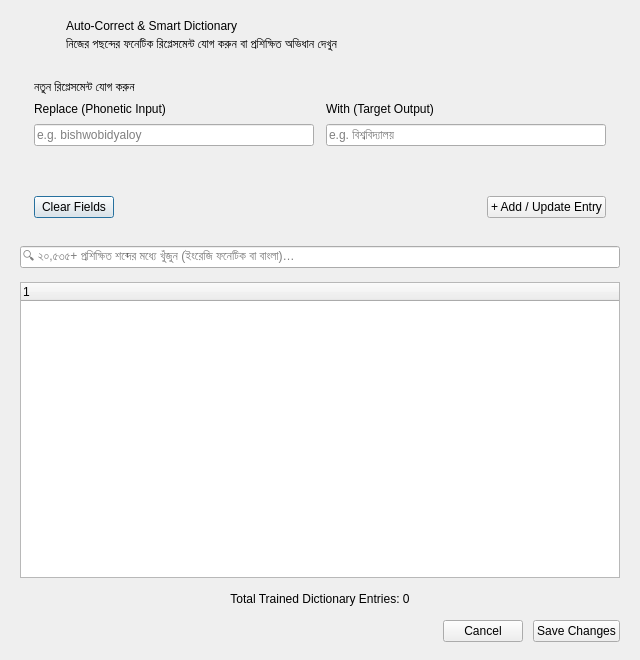
Old version of the form src/frontend/AutoCorrectDialog.ui in the repository sojibcreates-maker/MatraKi-Keyboard.
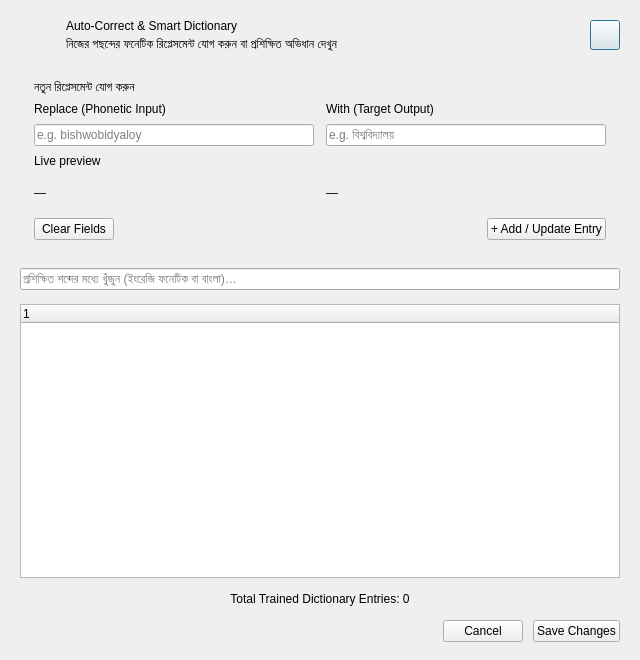
New version of the form.

The edit to the form file:
```diff
--- a/src/frontend/AutoCorrectDialog.ui
+++ b/src/frontend/AutoCorrectDialog.ui
@@ -111,6 +111,28 @@
           </property>
          </spacer>
         </item>
+        <item>
+         <widget class="QPushButton" name="btnCloseIcon">
+          <property name="cursor">
+           <cursorShape>PointingHandCursor</cursorShape>
+          </property>
+          <property name="minimumSize">
+           <size>
+            <width>30</width>
+            <height>30</height>
+           </size>
+          </property>
+          <property name="maximumSize">
+           <size>
+            <width>30</width>
+            <height>30</height>
+           </size>
+          </property>
+          <property name="text">
+           <string/>
+          </property>
+         </widget>
+        </item>
        </layout>
       </item>
       <item>
@@ -183,6 +205,13 @@
            </item>
           </layout>
          </item>
+         <item>
+          <widget class="QLabel" name="fieldLabel">
+           <property name="text">
+            <string>Live preview</string>
+           </property>
+          </widget>
+         </item>
          <item>
           <layout class="QHBoxLayout" name="previewLayout">
            <property name="spacing">
@@ -197,7 +226,7 @@
               </size>
              </property>
              <property name="text">
-              <string/>
+              <string>—</string>
              </property>
             </widget>
            </item>
@@ -210,7 +239,7 @@
               </size>
              </property>
              <property name="text">
-              <string/>
+              <string>—</string>
              </property>
             </widget>
            </item>
@@ -262,7 +291,7 @@
       <item>
        <widget class="QLineEdit" name="txtSearch">
         <property name="placeholderText">
-         <string>🔍 ২০,৫৩৫+ প্রশিক্ষিত শব্দের মধ্যে খুঁজুন (ইংরেজি ফনেটিক বা বাংলা)…</string>
+         <string>প্রশিক্ষিত শব্দের মধ্যে খুঁজুন (ইংরেজি ফনেটিক বা বাংলা)…</string>
         </property>
         <property name="clearButtonEnabled">
          <bool>true</bool>
```
